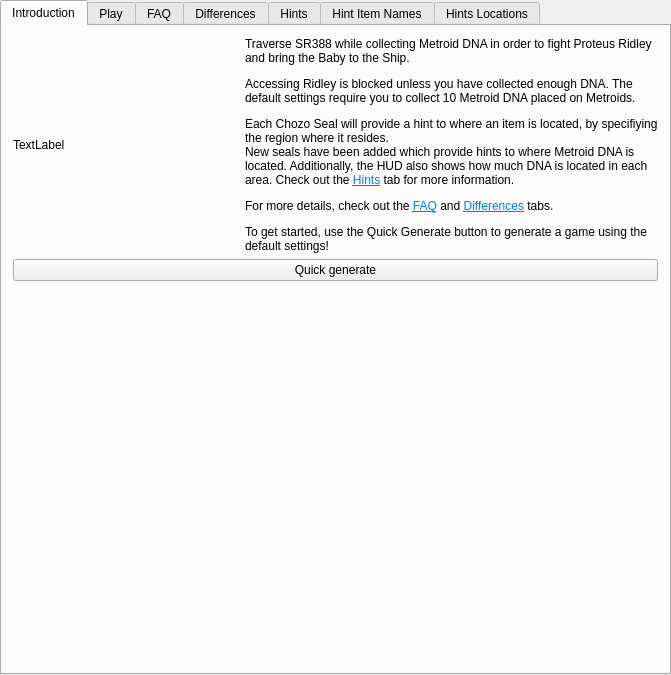
The window that randovania/gui/ui_files/games_tab_samusreturns_widget.ui (randovania/randovania) describes before a commit, drawn with Qt 5.
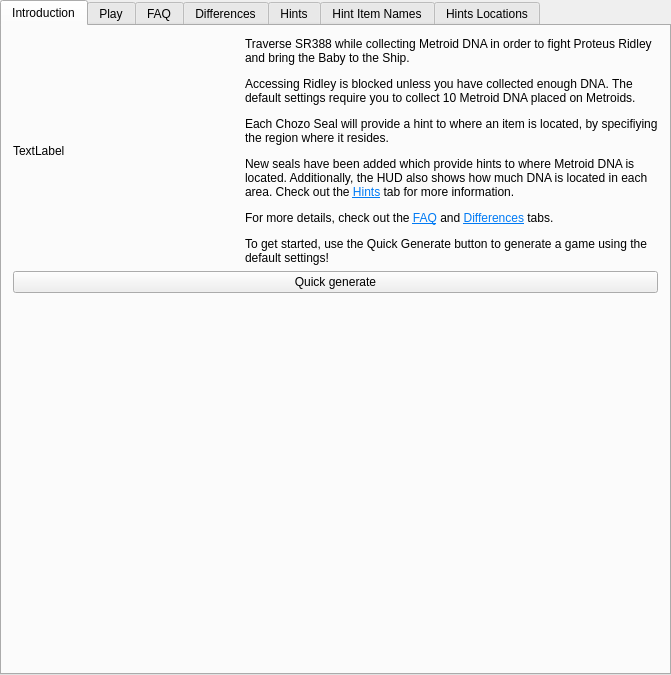
The same window after the commit. Custom widgets are drawn as their Qt base class.

What changed in the file:
```diff
--- a/randovania/gui/ui_files/games_tab_samusreturns_widget.ui
+++ b/randovania/gui/ui_files/games_tab_samusreturns_widget.ui
@@ -51,7 +51,7 @@
          </sizepolicy>
         </property>
         <property name="text">
-         <string>&lt;html&gt;&lt;head/&gt;&lt;body&gt;&lt;p&gt;Traverse SR388 while collecting Metroid DNA in order to fight Proteus Ridley and bring the Baby to the Ship.&lt;/p&gt;&lt;p&gt;Accessing Ridley is blocked unless you have collected enough DNA. The default settings require you to collect 10 Metroid DNA placed on Metroids.&lt;/p&gt;&lt;p&gt;Each Chozo Seal will provide a hint to where an item is located, by specifiying the region where it resides. &lt;br/&gt;New seals have been added which provide hints to where Metroid DNA is located. Additionally, the HUD also shows how much DNA is located in each area. Check out the &lt;a href=&quot;tab://Hints&quot;&gt;&lt;span style=&quot; text-decoration: underline; color:#007af4;&quot;&gt;Hints&lt;/span&gt;&lt;/a&gt; tab for more information.&lt;/p&gt;&lt;p&gt;For more details, check out the &lt;a href=&quot;tab://FAQ&quot;&gt;&lt;span style=&quot; text-decoration: underline; color:#007af4;&quot;&gt;FAQ&lt;/span&gt;&lt;/a&gt; and &lt;a href=&quot;tab://Differences&quot;&gt;&lt;span style=&quot; text-decoration: underline; color:#007af4;&quot;&gt;Differences&lt;/span&gt;&lt;/a&gt; tabs.&lt;/p&gt;&lt;p&gt;To get started, use the Quick Generate button to generate a game using the default settings!&lt;/p&gt;&lt;/body&gt;&lt;/html&gt;</string>
+         <string>&lt;html&gt;&lt;head/&gt;&lt;body&gt;&lt;p&gt;Traverse SR388 while collecting Metroid DNA in order to fight Proteus Ridley and bring the Baby to the Ship.&lt;/p&gt;&lt;p&gt;Accessing Ridley is blocked unless you have collected enough DNA. The default settings require you to collect 10 Metroid DNA placed on Metroids.&lt;/p&gt;&lt;p&gt;Each Chozo Seal will provide a hint to where an item is located, by specifiying the region where it resides. &lt;/p&gt;&lt;p&gt;New seals have been added which provide hints to where Metroid DNA is located. Additionally, the HUD also shows how much DNA is located in each area. Check out the &lt;a href=&quot;tab://Hints&quot;&gt;&lt;span style=&quot; text-decoration: underline; color:#007af4;&quot;&gt;Hints&lt;/span&gt;&lt;/a&gt; tab for more information.&lt;/p&gt;&lt;p&gt;For more details, check out the &lt;a href=&quot;tab://FAQ&quot;&gt;&lt;span style=&quot; text-decoration: underline; color:#007af4;&quot;&gt;FAQ&lt;/span&gt;&lt;/a&gt; and &lt;a href=&quot;tab://Differences&quot;&gt;&lt;span style=&quot; text-decoration: underline; color:#007af4;&quot;&gt;Differences&lt;/span&gt;&lt;/a&gt; tabs.&lt;/p&gt;&lt;p&gt;To get started, use the Quick Generate button to generate a game using the default settings!&lt;/p&gt;&lt;/body&gt;&lt;/html&gt;</string>
         </property>
         <property name="wordWrap">
          <bool>true</bool>
```
